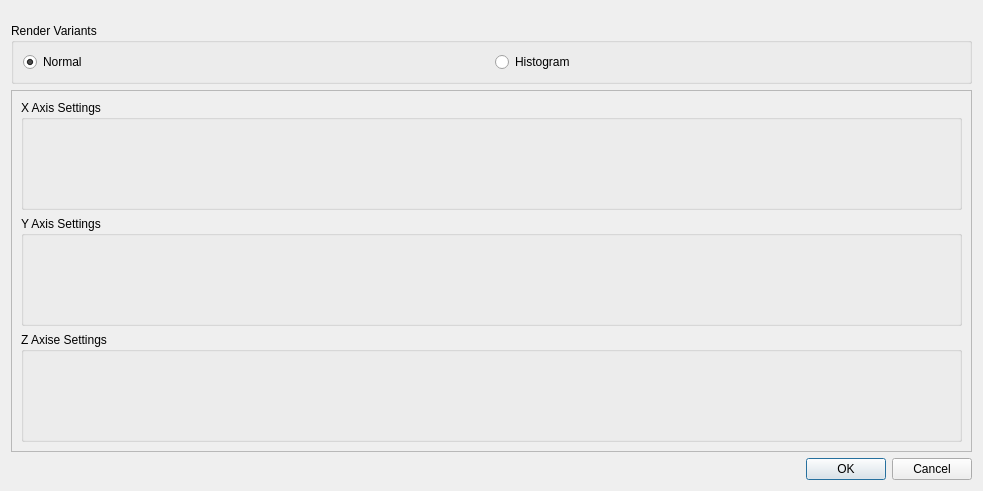
The window that UI/Dialogs/settingsdialog.ui (Mattia-Sacchi/A3D) describes before a commit, drawn with Qt 5.
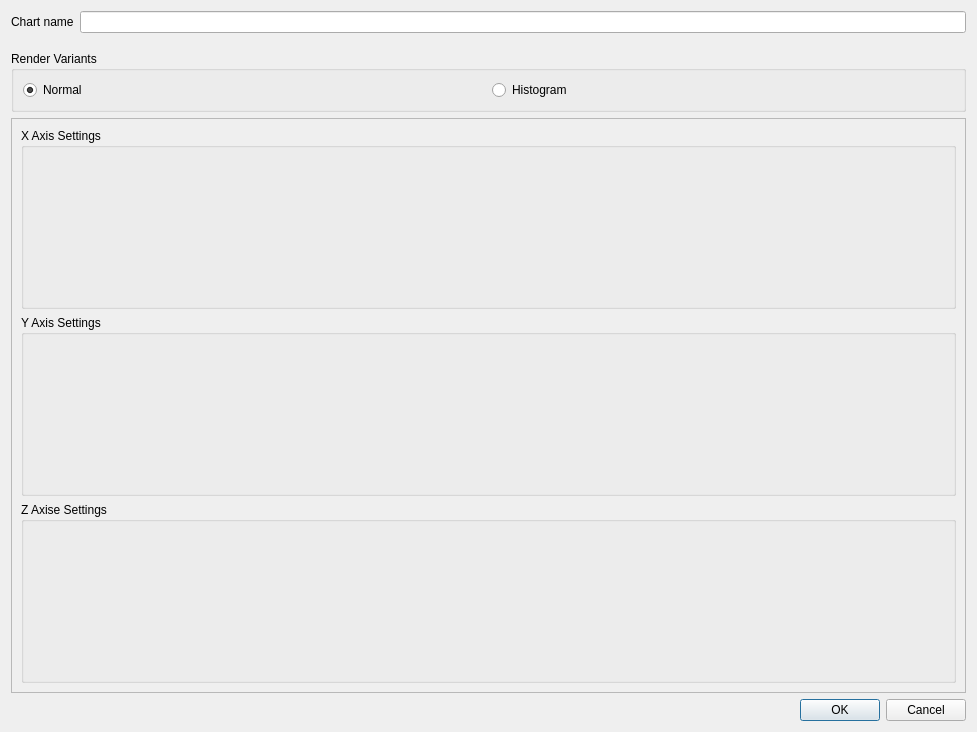
The same window after the commit. Custom widgets are drawn as their Qt base class.

Commit message: Rounded frame for modern style, there's a issue (Maybe only in Linux), when display the incompatibility dialog, the labels are invisibles

```diff
--- a/UI/Dialogs/settingsdialog.ui
+++ b/UI/Dialogs/settingsdialog.ui
@@ -6,8 +6,8 @@
    <rect>
     <x>0</x>
     <y>0</y>
-    <width>983</width>
-    <height>491</height>
+    <width>977</width>
+    <height>732</height>
    </rect>
   </property>
   <property name="windowTitle">
@@ -16,6 +16,20 @@
   <layout class="QVBoxLayout" name="verticalLayout">
    <item>
     <layout class="QVBoxLayout" name="verticalLayout_6">
+     <item>
+      <layout class="QFormLayout" name="formLayout">
+       <item row="0" column="0">
+        <widget class="QLabel" name="chartNameLabel">
+         <property name="text">
+          <string>Chart name</string>
+         </property>
+        </widget>
+       </item>
+       <item row="0" column="1">
+        <widget class="QLineEdit" name="chartNameLineEdit"/>
+       </item>
+      </layout>
+     </item>
      <item>
       <widget class="ColorPickerForm" name="worldColorPicker" native="true"/>
      </item>
@@ -60,8 +74,8 @@
        <rect>
         <x>0</x>
         <y>0</y>
-        <width>959</width>
-        <height>344</height>
+        <width>957</width>
+        <height>557</height>
        </rect>
       </property>
       <layout class="QVBoxLayout" name="verticalLayout_5">
```
The commit also changes 16 other files.
